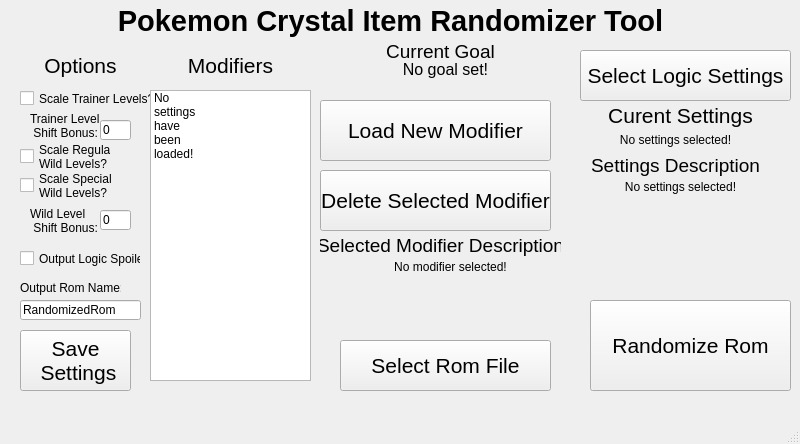
The window that QTGUIDesign.ui (erudnick-cohen/Pokemon-Crystal-Item-Randomizer) describes before a commit, drawn with Qt 5.
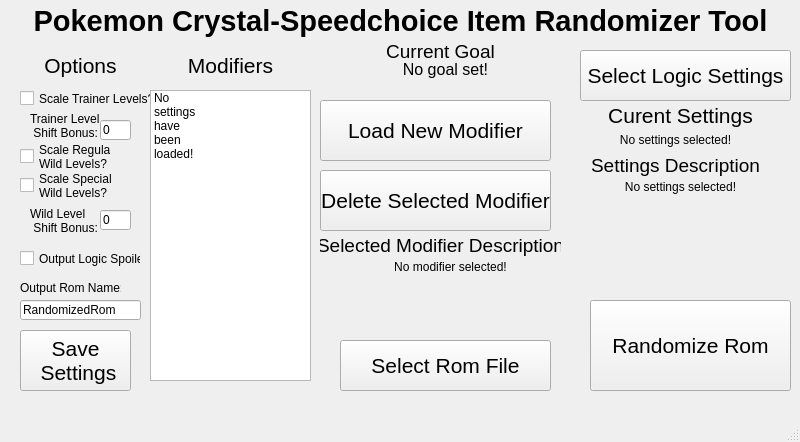
The same window after the commit.

Patch:
```diff
--- a/QTGUIDesign.ui
+++ b/QTGUIDesign.ui
@@ -7,7 +7,7 @@
     <x>0</x>
     <y>0</y>
     <width>800</width>
-    <height>444</height>
+    <height>442</height>
    </rect>
   </property>
   <property name="windowTitle">
@@ -134,9 +134,9 @@
    <widget class="QLabel" name="label">
     <property name="geometry">
      <rect>
-      <x>40</x>
+      <x>10</x>
       <y>0</y>
-      <width>701</width>
+      <width>781</width>
       <height>41</height>
      </rect>
     </property>
@@ -148,7 +148,7 @@
      </font>
     </property>
     <property name="text">
-     <string>Pokemon Crystal Item Randomizer Tool</string>
+     <string>Pokemon Crystal-Speedchoice Item Randomizer Tool</string>
     </property>
     <property name="scaledContents">
      <bool>true</bool>
```
